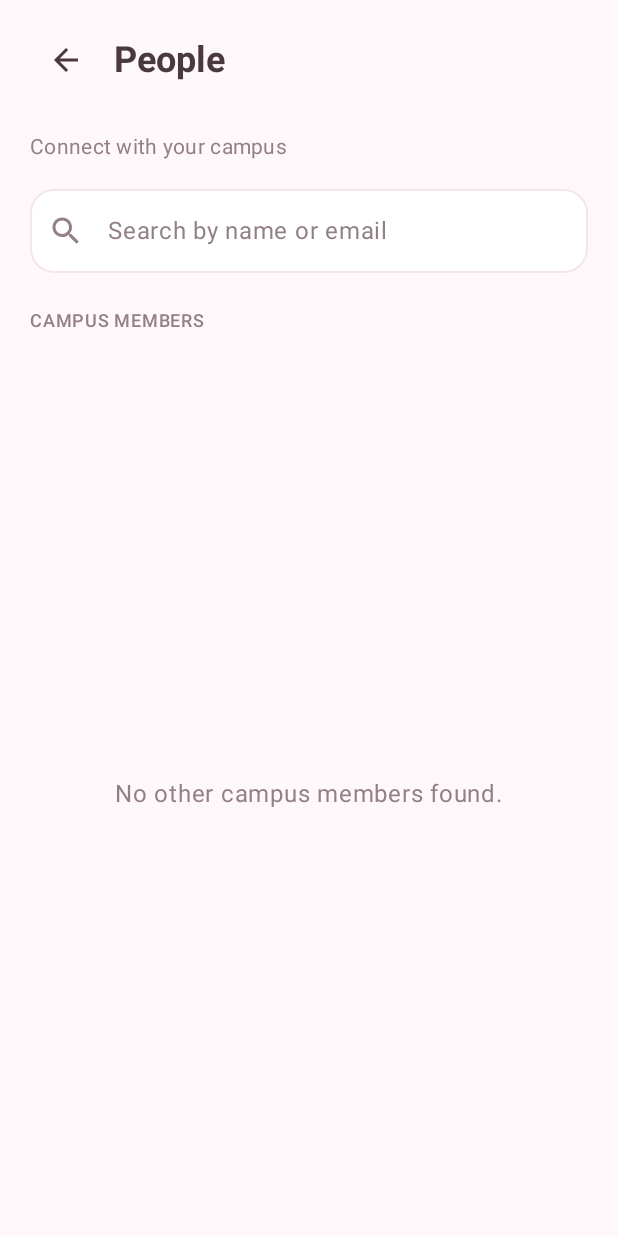
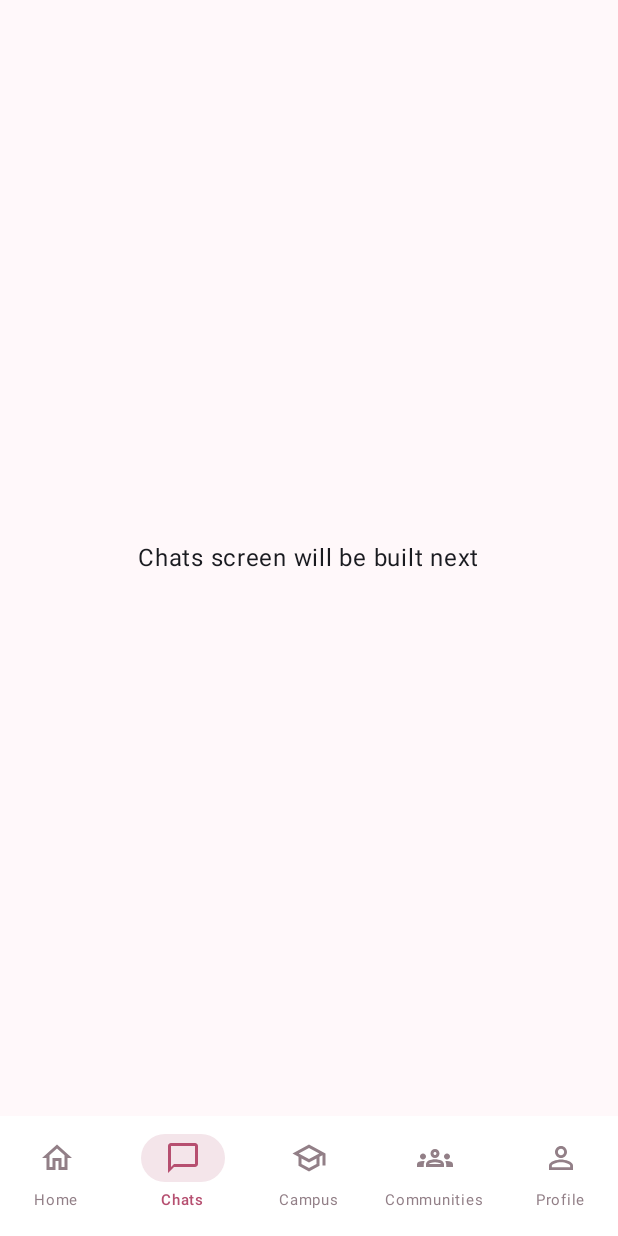
Before and after one commit to campusconnect3251-collab/CampusConnect, an Android app built with Jetpack Compose: the composable MainNavigation shown on its own in the app's theme, item 2 of the bottom bar chosen, on a phone screen of 412 x 824 dp. Run offline under Robolectric (Android 15) with nearby library versions, the phone set to English and light mode, and no system bars; our stand-ins replace Dagger/Hilt's generated code, Firebase (no records; nobody signed in at launch, a user with empty details on screens opened directly); libraries missing offline, so code that uses them is left out: androidx.hilt.lifecycle.

Commit message:
refactor: moved homescreen bottom bar to navigation components as main bottom bar

```diff
--- a/app/src/main/java/com/example/campusconnect/presentation/home/screen/HomeScreen.kt
+++ b/app/src/main/java/com/example/campusconnect/presentation/home/screen/HomeScreen.kt
@@ -14,8 +14,6 @@ import androidx.compose.runtime.getValue
 import androidx.compose.ui.Modifier
 import androidx.compose.ui.unit.dp
 import androidx.hilt.lifecycle.viewmodel.compose.hiltViewModel
-import com.example.campusconnect.presentation.home.components.HomeBottomNavigation
-import com.example.campusconnect.presentation.home.components.HomeBottomTab
 import com.example.campusconnect.presentation.home.components.HomeComingUp
 import com.example.campusconnect.presentation.home.components.HomeHeader
 import com.example.campusconnect.presentation.home.components.HomeNoticeBoard
@@ -35,22 +33,7 @@ fun HomeScreen(
     val uiState by viewModel.uiState.collectAsState()
 
     Scaffold(
-        containerColor = CampusColors.Background,
-        bottomBar = {
-            HomeBottomNavigation(
-                selectedTab = HomeBottomTab.HOME,
-                onTabSelected = { tab ->
-                    when (tab) {
-                        //todo add navigation functionalities to each navigation bar item
-                        HomeBottomTab.HOME -> Unit
-                        HomeBottomTab.CHATS -> onPeopleClick()
-                        HomeBottomTab.CAMPUS -> Unit
-                        HomeBottomTab.COMMUNITIES -> Unit
-                        HomeBottomTab.PROFILE -> Unit
-                    }
-                }
-            )
-        }
+        containerColor = CampusColors.Background
     ) { paddingValues ->
 
         LazyColumn(
--- a/app/src/main/java/com/example/campusconnect/presentation/navigation/MainNavigation.kt
+++ b/app/src/main/java/com/example/campusconnect/presentation/navigation/MainNavigation.kt
@@ -2,26 +2,99 @@ package com.example.campusconnect.presentation.navigation
 
 import android.os.Build
 import androidx.annotation.RequiresApi
+import androidx.compose.foundation.layout.Box
+import androidx.compose.foundation.layout.fillMaxSize
+import androidx.compose.foundation.layout.padding
+import androidx.compose.material3.Scaffold
+import androidx.compose.material3.Text
 import androidx.compose.runtime.Composable
+import androidx.compose.runtime.getValue
+import androidx.compose.ui.Alignment
+import androidx.compose.ui.Modifier
+import androidx.navigation.NavDestination.Companion.hasRoute
 import androidx.navigation.compose.NavHost
 import androidx.navigation.compose.composable
+import androidx.navigation.compose.currentBackStackEntryAsState
 import androidx.navigation.compose.rememberNavController
 import androidx.navigation.toRoute
 import com.example.campusconnect.presentation.chat.screen.ChatScreen
 import com.example.campusconnect.presentation.home.screen.HomeScreen
+import com.example.campusconnect.presentation.navigation.components.MainBottomNavigation
+import com.example.campusconnect.presentation.navigation.components.MainTab
 import com.example.campusconnect.presentation.navigation.routes.ChatRoute
+import com.example.campusconnect.presentation.navigation.routes.ChatsRoute
 import com.example.campusconnect.presentation.navigation.routes.HomeRoute
 import com.example.campusconnect.presentation.navigation.routes.PeopleRoute
 import com.example.campusconnect.presentation.people.screen.PeopleScreen
+import com.example.campusconnect.ui.theme.CampusColors
 
 @RequiresApi(Build.VERSION_CODES.O)
 @Composable
-fun MainNavigation(){
+fun MainNavigation() {
+
     val navController = rememberNavController()
+
+    val navBackStackEntry by navController.currentBackStackEntryAsState()
+    val currentDestination = navBackStackEntry?.destination
+
+    val selectedTab = when {
+        currentDestination?.hasRoute<HomeRoute>() == true ->
+            MainTab.HOME
+
+        currentDestination?.hasRoute<ChatsRoute>() == true ->
+            MainTab.CHATS
+
+        else -> null
+    }
+
+    Scaffold(
+        containerColor = CampusColors.Background,
+        bottomBar = {
+            selectedTab?.let { tab ->
+                MainBottomNavigation(
+                    selectedTab = tab,
+                    onTabSelected = { selectedTab ->
+
+                        when (selectedTab) {
+                            MainTab.HOME -> {
+                                navController.navigate(HomeRoute) {
+                                    popUpTo<HomeRoute> {
+                                        saveState = true
+                                    }
+                                    launchSingleTop = true
+                                    restoreState = true
+                                }
+                            }
+
+                            MainTab.CHATS -> {
+                                navController.navigate(ChatsRoute) {
+                                    popUpTo<HomeRoute> {
+                                        saveState = true
+                                    }
+                                    launchSingleTop = true
+                                    restoreState = true
+                                }
+                            }
+
+                            // These destinations will be implemented later.
+                            MainTab.CAMPUS,
+                            MainTab.COMMUNITIES,
+                            MainTab.PROFILE -> Unit
+                        }
+                    }
+                )
+            }
+        }
+    ) { paddingValues ->
+
         NavHost(
             navController = navController,
-        startDestination = HomeRoute
-    ){
+            startDestination = HomeRoute,
+            modifier = Modifier
+                .fillMaxSize()
+                .padding(paddingValues)
+        ) {
+
             composable<HomeRoute> {
                 HomeScreen(
                     onPeopleClick = {
@@ -38,6 +111,16 @@ fun MainNavigation(){
                         )
                     }
                 )
+            }
+
+            composable<ChatsRoute> {
+                // Temporary screen. We will replace this with ChatsScreen.
+                Box(
+                    modifier = Modifier.fillMaxSize(),
+                    contentAlignment = Alignment.Center
+                ) {
+                    Text(text = "Chats screen will be built next")
+                }
             }
 
             composable<PeopleRoute> {
@@ -57,6 +140,7 @@ fun MainNavigation(){
             }
 
             composable<ChatRoute> { backStackEntry ->
+
                 val route = backStackEntry.toRoute<ChatRoute>()
 
                 ChatScreen(
@@ -69,3 +153,4 @@ fun MainNavigation(){
             }
         }
     }
+}
--- a/app/src/main/java/com/example/campusconnect/presentation/home/components/HomeBottomNavigation.kt
+++ b/app/src/main/java/com/example/campusconnect/presentation/navigation/components/MainBottomNavigation.kt
@@ -1,4 +1,4 @@
-package com.example.campusconnect.presentation.home.components
+package com.example.campusconnect.presentation.navigation.components
 
 import androidx.compose.foundation.layout.fillMaxWidth
 import androidx.compose.material.icons.Icons
@@ -18,7 +18,7 @@ import androidx.compose.ui.text.font.FontWeight
 import androidx.compose.ui.unit.sp
 import com.example.campusconnect.ui.theme.CampusColors
 
-enum class HomeBottomTab {
+enum class MainTab {
     HOME,
     CHATS,
     CAMPUS,
@@ -27,16 +27,16 @@ enum class HomeBottomTab {
 }
 
 @Composable
-fun HomeBottomNavigation(
-    selectedTab: HomeBottomTab,
-    onTabSelected: (HomeBottomTab) -> Unit
+fun MainBottomNavigation(
+    selectedTab: MainTab,
+    onTabSelected: (MainTab) -> Unit
 ) {
     val tabs = listOf(
-        Triple(HomeBottomTab.HOME, "Home", Icons.Outlined.Home),
-        Triple(HomeBottomTab.CHATS, "Chats", Icons.Outlined.ChatBubbleOutline),
-        Triple(HomeBottomTab.CAMPUS, "Campus", Icons.Outlined.School),
-        Triple(HomeBottomTab.COMMUNITIES, "Communities", Icons.Outlined.Groups),
-        Triple(HomeBottomTab.PROFILE, "Profile", Icons.Outlined.PersonOutline)
+        Triple(MainTab.HOME, "Home", Icons.Outlined.Home),
+        Triple(MainTab.CHATS, "Chats", Icons.Outlined.ChatBubbleOutline),
+        Triple(MainTab.CAMPUS, "Campus", Icons.Outlined.School),
+        Triple(MainTab.COMMUNITIES, "Communities", Icons.Outlined.Groups),
+        Triple(MainTab.PROFILE, "Profile", Icons.Outlined.PersonOutline)
     )
 
     NavigationBar(
@@ -45,7 +45,6 @@ fun HomeBottomNavigation(
         contentColor = CampusColors.TextPrimary
     ) {
         tabs.forEach { (tab, label, icon) ->
-
             NavigationBarItem(
                 selected = selectedTab == tab,
                 onClick = { onTabSelected(tab) },
--- a/app/src/main/java/com/example/campusconnect/presentation/navigation/routes/MainRoutes.kt
+++ b/app/src/main/java/com/example/campusconnect/presentation/navigation/routes/MainRoutes.kt
@@ -9,6 +9,9 @@ object HomeRoute
 object PeopleRoute
 
 @Serializable
+object ChatsRoute
+
+@Serializable
 data class ChatRoute(
     val chatId : String,
     val otherUserId : String
```
Lines whose indentation alone changed are shown as unchanged.
